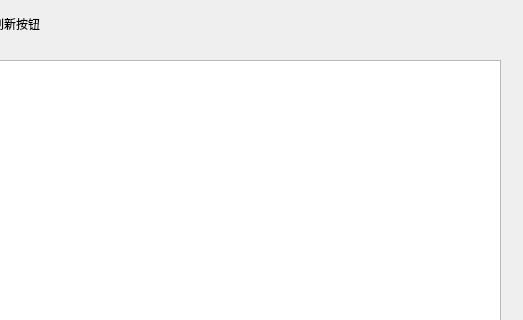
Yuzi0201/GZHU_Program_design_2021_1, file mainwindow.ui: the form before one commit; both pictures show x 220 to 743 and y 0 to 320 of the 743 by 501 pixel window.
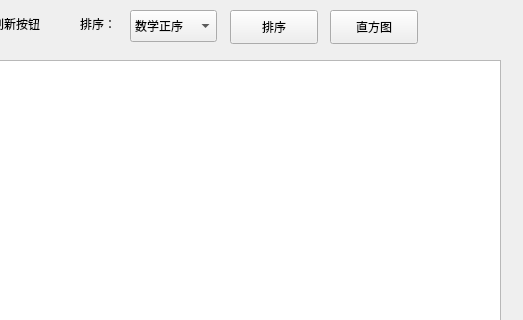
The form after the commit.

Patch:
```diff
--- a/mainwindow.ui
+++ b/mainwindow.ui
@@ -92,6 +92,75 @@
      <string>改动后请点击刷新按钮</string>
     </property>
    </widget>
+   <widget class="QLabel" name="label_2">
+    <property name="geometry">
+     <rect>
+      <x>300</x>
+      <y>15</y>
+      <width>58</width>
+      <height>18</height>
+     </rect>
+    </property>
+    <property name="text">
+     <string>排序：</string>
+    </property>
+   </widget>
+   <widget class="QComboBox" name="sortway">
+    <property name="geometry">
+     <rect>
+      <x>350</x>
+      <y>10</y>
+      <width>87</width>
+      <height>32</height>
+     </rect>
+    </property>
+    <item>
+     <property name="text">
+      <string>数学正序</string>
+     </property>
+    </item>
+    <item>
+     <property name="text">
+      <string>数学倒序</string>
+     </property>
+    </item>
+    <item>
+     <property name="text">
+      <string>C++正序</string>
+     </property>
+    </item>
+    <item>
+     <property name="text">
+      <string>C++倒序</string>
+     </property>
+    </item>
+   </widget>
+   <widget class="QPushButton" name="sort">
+    <property name="geometry">
+     <rect>
+      <x>450</x>
+      <y>10</y>
+      <width>88</width>
+      <height>34</height>
+     </rect>
+    </property>
+    <property name="text">
+     <string>排序</string>
+    </property>
+   </widget>
+   <widget class="QPushButton" name="histogram_Button">
+    <property name="geometry">
+     <rect>
+      <x>550</x>
+      <y>10</y>
+      <width>88</width>
+      <height>34</height>
+     </rect>
+    </property>
+    <property name="text">
+     <string>直方图</string>
+    </property>
+   </widget>
   </widget>
   <widget class="QMenuBar" name="menubar">
    <property name="geometry">
```
